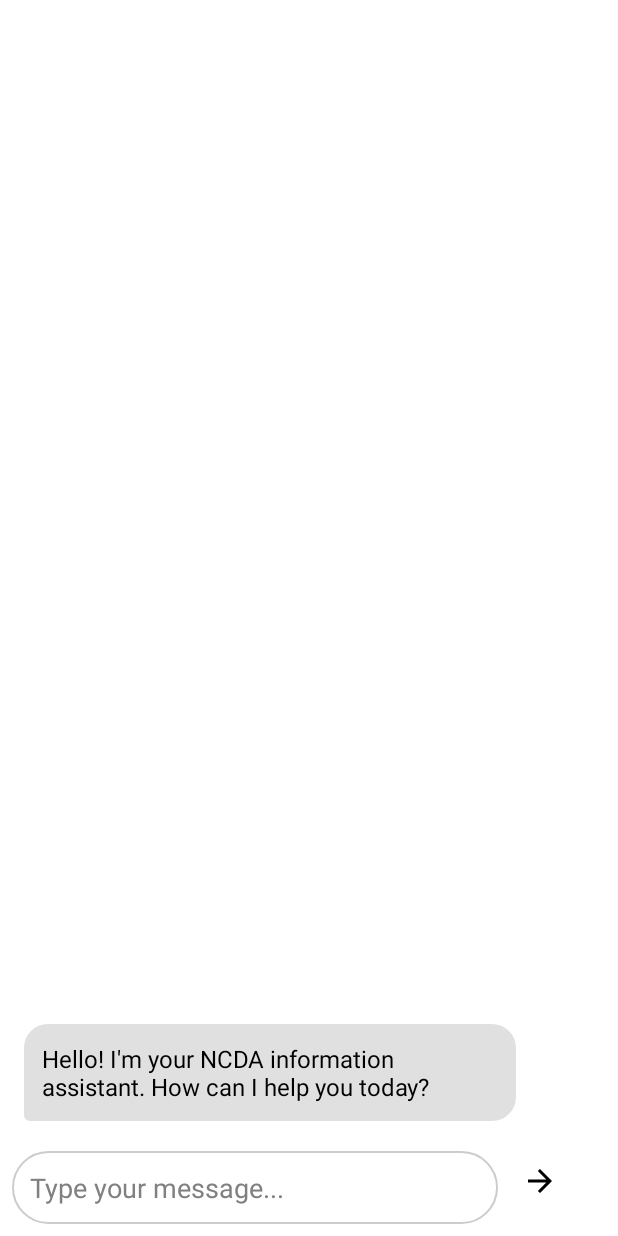
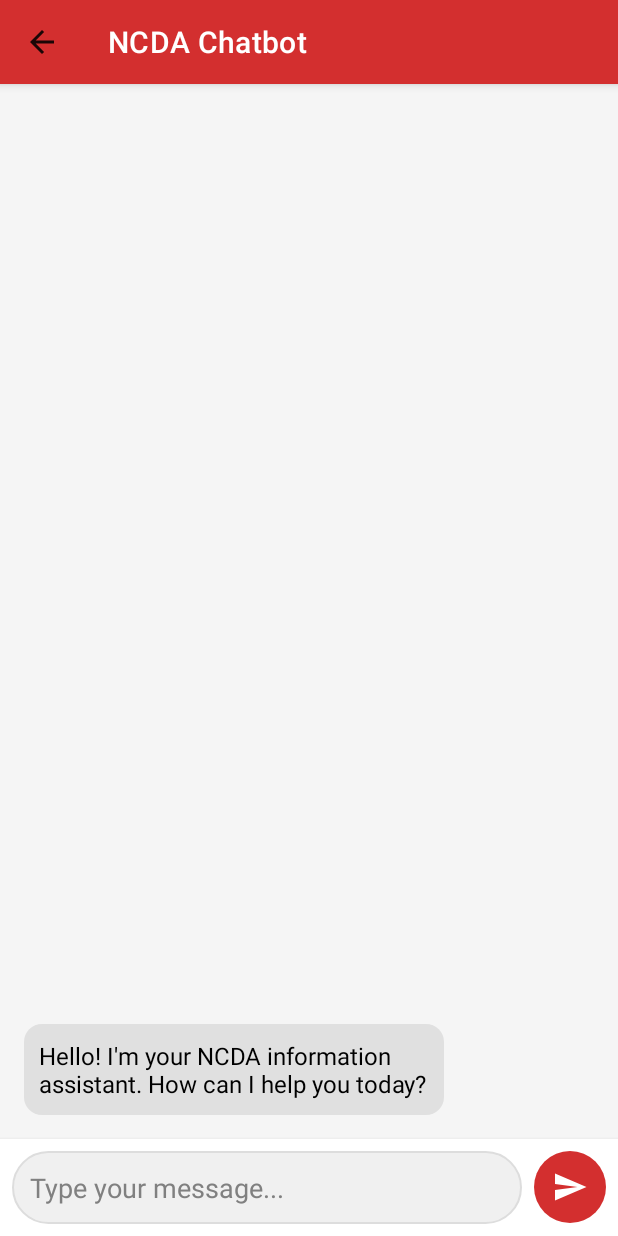
Before and after one commit to vincentpasion3415/NCDA, an Android app: the ChatbotActivity screen opened directly, with no data from a screen before it, on a phone screen of 412 x 824 dp. Run offline under Robolectric (Android 15) with nearby library versions, the phone set to English and light mode, and no system bars; our stand-ins replace Firebase (no records; nobody signed in at launch, a user with empty details on screens opened directly).

Commit message:
Fix: Resolved Firestore permission and data structure issues for chatbot FAQs

```diff
--- a/app/src/main/java/com/example/ncda/ChatbotActivity.java
+++ b/app/src/main/java/com/example/ncda/ChatbotActivity.java
@@ -1,23 +1,13 @@
-// ChatbotActivity.java
 package com.example.ncda; // IMPORTANT: Ensure this matches your actual package name
 
-import android.Manifest;
-import android.app.Activity;
-import android.content.Intent;
-import android.content.pm.PackageManager;
 import android.os.Bundle;
-import android.speech.RecognizerIntent;
 import android.util.Log; // Keep for logging
-import android.view.View;
 import android.widget.EditText;
 import android.widget.ImageButton;
 import android.widget.Toast;
 
-import androidx.annotation.NonNull;
-import androidx.annotation.Nullable;
 import androidx.appcompat.app.AppCompatActivity;
-import androidx.core.app.ActivityCompat;
-import androidx.core.content.ContextCompat;
+import androidx.appcompat.widget.Toolbar;
 import androidx.recyclerview.widget.LinearLayoutManager;
 import androidx.recyclerview.widget.RecyclerView;
 
@@ -40,38 +30,44 @@ public class ChatbotActivity extends AppCompatActivity {
     private List<ChatMessage> messageList;
     private EditText messageEditText;
     private ImageButton sendButton;
-    private ImageButton micButton;
+    // Removed: private ImageButton micButton; // No longer needed
 
     private NCDABot ncdaBot;
     private ExecutorService executorService;
 
-    private final int SPEECH_REQUEST_CODE = 100;
-    private final int RECORD_AUDIO_PERMISSION_CODE = 101;
+    // Removed: private final int SPEECH_REQUEST_CODE = 100; // No longer needed
+    // Removed: private final int RECORD_AUDIO_PERMISSION_CODE = 101; // No longer needed
 
     @Override
     protected void onCreate(Bundle savedInstanceState) {
         super.onCreate(savedInstanceState);
         setContentView(R.layout.activity_chatbot);
 
+        // Initialize Toolbar
+        Toolbar toolbar = findViewById(R.id.toolbar);
+        setSupportActionBar(toolbar);
+        if (getSupportActionBar() != null) {
+            getSupportActionBar().setDisplayHomeAsUpEnabled(true); // Enable back button
+            getSupportActionBar().setTitle("NCDA Chatbot");
+        }
+        toolbar.setNavigationOnClickListener(v -> onBackPressed()); // Handle back button click
 
         chatRecyclerView = findViewById(R.id.chatRecyclerView);
         messageEditText = findViewById(R.id.messageEditText);
         sendButton = findViewById(R.id.sendButton);
-        micButton = findViewById(R.id.micButton);
-
+        // Removed: micButton = findViewById(R.id.micButton); // No longer needed
 
         messageList = new ArrayList<>();
         chatAdapter = new ChatAdapter(messageList);
         LinearLayoutManager layoutManager = new LinearLayoutManager(this);
-        layoutManager.setStackFromEnd(true);
+        layoutManager.setStackFromEnd(true); // Keep messages at the bottom
         chatRecyclerView.setLayoutManager(layoutManager);
         chatRecyclerView.setAdapter(chatAdapter);
-
 
         ncdaBot = new NCDABot();
         executorService = Executors.newSingleThreadExecutor();
 
-
+        // Load FAQs in a background thread
         executorService.execute(new Runnable() {
             @Override
             public void run() {
@@ -101,7 +97,7 @@ public class ChatbotActivity extends AppCompatActivity {
             }
         });
 
-
+        // Set up send button click listener
         sendButton.setOnClickListener(v -> {
             String message = messageEditText.getText().toString().trim();
             if (!message.isEmpty()) {
@@ -110,10 +106,9 @@ public class ChatbotActivity extends AppCompatActivity {
             }
         });
 
-
-        micButton.setOnClickListener(v -> {
-            checkAudioPermissionAndStartSpeechRecognition();
-        });
+        // Removed: micButton.setOnClickListener(v -> { // No longer needed
+        // Removed:     checkAudioPermissionAndStartSpeechRecognition(); // No longer needed
+        // Removed: }); // No longer needed
     }
 
     /**
@@ -122,9 +117,7 @@ public class ChatbotActivity extends AppCompatActivity {
      * @param text The message content submitted by the user.
      */
     private void sendMessage(String text) {
-
         addUserMessage(text);
-
 
         executorService.execute(new Runnable() {
             @Override
@@ -151,66 +144,16 @@ public class ChatbotActivity extends AppCompatActivity {
         chatRecyclerView.scrollToPosition(messageList.size() - 1);
     }
 
-
-
-    private void checkAudioPermissionAndStartSpeechRecognition() {
-        if (ContextCompat.checkSelfPermission(this, Manifest.permission.RECORD_AUDIO)
-                != PackageManager.PERMISSION_GRANTED) {
-            ActivityCompat.requestPermissions(
-                    this,
-                    new String[]{Manifest.permission.RECORD_AUDIO},
-                    RECORD_AUDIO_PERMISSION_CODE
-            );
-        } else {
-            startSpeechToText();
-        }
-    }
-
-    @Override
-    public void onRequestPermissionsResult(int requestCode, @NonNull String[] permissions, @NonNull int[] grantResults) {
-        super.onRequestPermissionsResult(requestCode, permissions, grantResults);
-        if (requestCode == RECORD_AUDIO_PERMISSION_CODE) {
-            if (grantResults.length > 0 && grantResults[0] == PackageManager.PERMISSION_GRANTED) {
-                startSpeechToText();
-            } else {
-                Toast.makeText(this, "Audio recording permission denied.", Toast.LENGTH_SHORT).show();
-            }
-        }
-    }
-
-    private void startSpeechToText() {
-        Intent intent = new Intent(RecognizerIntent.ACTION_RECOGNIZE_SPEECH);
-        intent.putExtra(RecognizerIntent.EXTRA_LANGUAGE_MODEL, RecognizerIntent.LANGUAGE_MODEL_FREE_FORM);
-        intent.putExtra(RecognizerIntent.EXTRA_PROMPT, "Speak your NCDA question...");
-        intent.putExtra(RecognizerIntent.EXTRA_LANGUAGE, Locale.getDefault().getLanguage());
-
-        try {
-            startActivityForResult(intent, SPEECH_REQUEST_CODE);
-        } catch (Exception e) {
-            Toast.makeText(this, "Speech recognition not available on this device.", Toast.LENGTH_SHORT).show();
-            e.printStackTrace();
-        }
-    }
-
-    @Override
-    protected void onActivityResult(int requestCode, int resultCode, @Nullable Intent data) {
-        super.onActivityResult(requestCode, resultCode, data);
-        if (requestCode == SPEECH_REQUEST_CODE && resultCode == Activity.RESULT_OK) {
-            ArrayList<String> results = data != null ? data.getStringArrayListExtra(RecognizerIntent.EXTRA_RESULTS) : null;
-            String spokenText = (results != null && !results.isEmpty()) ? results.get(0) : null;
-
-            if (spokenText != null) {
-                messageEditText.setText(spokenText);
-
-                sendMessage(spokenText);
-            }
-        }
-    }
+    // Removed: All speech recognition and permission methods:
+    // Removed: private void checkAudioPermissionAndStartSpeechRecognition() { ... }
+    // Removed: @Override public void onRequestPermissionsResult(...) { ... }
+    // Removed: private void startSpeechToText() { ... }
+    // Removed: @Override protected void onActivityResult(...) { ... }
 
     @Override
     protected void onDestroy() {
         super.onDestroy();
-
+        // Ensure the executor service is shut down to prevent memory leaks
         if (executorService != null && !executorService.isShutdown()) {
             executorService.shutdown();
         }
--- a/app/src/main/java/com/example/ncda/adapter/ChatAdapter.java
+++ b/app/src/main/java/com/example/ncda/adapter/ChatAdapter.java
@@ -1,66 +1,89 @@
-
-package com.example.ncda.adapter;
+package com.example.ncda.adapter; // IMPORTANT: Ensure this matches your project's package structure
 
 import android.view.LayoutInflater;
 import android.view.View;
 import android.view.ViewGroup;
 import android.widget.TextView;
+
 import androidx.annotation.NonNull;
 import androidx.recyclerview.widget.RecyclerView;
-import com.example.ncda.R;
-import com.example.ncda.model.ChatMessage;
+
+import com.example.ncda.R; // R file links to your resources
+import com.example.ncda.model.ChatMessage; // IMPORTANT: Ensure this import path is correct
 
 import java.util.List;
 
-public class ChatAdapter extends RecyclerView.Adapter<ChatAdapter.MessageViewHolder> {
+public class ChatAdapter extends RecyclerView.Adapter<RecyclerView.ViewHolder> {
 
-    private List<ChatMessage> messages;
-    private final int VIEW_TYPE_USER = 1;
-    private final int VIEW_TYPE_BOT = 2;
+    private static final int VIEW_TYPE_USER = 1;
+    private static final int VIEW_TYPE_BOT = 2;
 
-    public ChatAdapter(List<ChatMessage> messages) {
-        this.messages = messages;
+    // Made chatMessages final as it's initialized once and modified via add/remove operations
+    private final List<ChatMessage> chatMessages;
+
+    public ChatAdapter(List<ChatMessage> chatMessages) {
+        this.chatMessages = chatMessages;
+    }
+
+    // Method to add a new message and update the RecyclerView
+    public void addMessage(ChatMessage message) {
+        chatMessages.add(message);
+        notifyItemInserted(chatMessages.size() - 1);
+        // Scrolling logic is typically handled in the Activity/Fragment
     }
 
     @Override
     public int getItemViewType(int position) {
-        return messages.get(position).isUser() ? VIEW_TYPE_USER : VIEW_TYPE_BOT;
+        ChatMessage message = chatMessages.get(position);
+        return message.isUser() ? VIEW_TYPE_USER : VIEW_TYPE_BOT;
     }
 
     @NonNull
     @Override
-    public MessageViewHolder onCreateViewHolder(@NonNull ViewGroup parent, int viewType) {
-        View view;
+    public RecyclerView.ViewHolder onCreateViewHolder(@NonNull ViewGroup parent, int viewType) {
         if (viewType == VIEW_TYPE_USER) {
-            view = LayoutInflater.from(parent.getContext()).inflate(R.layout.item_message_user, parent, false);
+            View view = LayoutInflater.from(parent.getContext()).inflate(R.layout.item_chat_user, parent, false);
+            return new UserMessageViewHolder(view);
         } else {
-            view = LayoutInflater.from(parent.getContext()).inflate(R.layout.item_message_bot, parent, false);
+            View view = LayoutInflater.from(parent.getContext()).inflate(R.layout.item_chat_bot, parent, false);
+            return new BotMessageViewHolder(view);
         }
-        return new MessageViewHolder(view);
     }
 
     @Override
-    public void onBindViewHolder(@NonNull MessageViewHolder holder, int position) {
-        ChatMessage message = messages.get(position);
-        holder.messageTextView.setText(message.getText());
+    public void onBindViewHolder(@NonNull RecyclerView.ViewHolder holder, int position) {
+        ChatMessage message = chatMessages.get(position);
+        if (holder.getItemViewType() == VIEW_TYPE_USER) {
+            // Corrected: Use message.getText() instead of message.getMessage()
+            ((UserMessageViewHolder) holder).userMessageTextView.setText(message.getText());
+        } else {
+            // Corrected: Use message.getText() instead of message.getMessage()
+            ((BotMessageViewHolder) holder).botMessageTextView.setText(message.getText());
+        }
     }
 
     @Override
     public int getItemCount() {
-        return messages.size();
+        return chatMessages.size();
     }
 
-    public void addMessage(ChatMessage message) {
-        messages.add(message);
-        notifyItemInserted(messages.size() - 1);
+    // ViewHolder for user messages
+    static class UserMessageViewHolder extends RecyclerView.ViewHolder {
+        TextView userMessageTextView;
+
+        UserMessageViewHolder(@NonNull View itemView) {
+            super(itemView);
+            userMessageTextView = itemView.findViewById(R.id.userMessageTextView);
+        }
     }
 
-    static class MessageViewHolder extends RecyclerView.ViewHolder {
-        TextView messageTextView;
+    // ViewHolder for bot messages
+    static class BotMessageViewHolder extends RecyclerView.ViewHolder {
+        TextView botMessageTextView;
 
-        MessageViewHolder(@NonNull View itemView) {
+        BotMessageViewHolder(@NonNull View itemView) {
             super(itemView);
-            messageTextView = itemView.findViewById(R.id.messageTextView);
+            botMessageTextView = itemView.findViewById(R.id.botMessageTextView);
         }
     }
 }
--- a/app/src/main/java/com/example/ncda/chatbot/NCDABot.java
+++ b/app/src/main/java/com/example/ncda/chatbot/NCDABot.java
@@ -1,9 +1,10 @@
-
 package com.example.ncda.chatbot;
 
 import com.google.firebase.firestore.FirebaseFirestore;
 import com.google.firebase.firestore.QueryDocumentSnapshot;
 import com.example.ncda.model.NCDAFaq;
+
+import android.util.Log; // Import Log for debugging
 
 import java.util.ArrayList;
 import java.util.List;
@@ -11,9 +12,11 @@ import java.util.Locale;
 
 public class NCDABot {
 
+    private static final String TAG = "NCDABot"; // Tag for Logcat messages
+
     private FirebaseFirestore db;
     private List<NCDAFaq> faqs;
-    private final String FAQS_COLLECTION = "ncd_faqs";
+    private final String FAQS_COLLECTION = "ncda_knowledge_base";
 
 
     public interface OnFAQsLoadedListener {
@@ -28,6 +31,7 @@ public class NCDABot {
 
 
     public void loadFAQs(final OnFAQsLoadedListener listener) {
+        Log.d(TAG, "Attempting to load FAQs from collection: " + FAQS_COLLECTION); // Debug log
         db.collection(FAQS_COLLECTION)
                 .get()
                 .addOnCompleteListener(task -> {
@@ -36,13 +40,14 @@ public class NCDABot {
                         for (QueryDocumentSnapshot document : task.getResult()) {
                             NCDAFaq faq = document.toObject(NCDAFaq.class);
                             faqs.add(faq);
+                            Log.d(TAG, "Loaded FAQ: Question='" + faq.getQuestion() + "', Answer='" + faq.getAnswer() + "', Keywords=" + faq.getKeywords()); // Debug log for each loaded FAQ
                         }
-                        System.out.println("NCDABot: FAQs loaded successfully: " + faqs.size() + " entries");
+                        Log.i(TAG, "FAQs loaded successfully: " + faqs.size() + " entries"); // Changed to Log.i for info
                         if (listener != null) {
                             listener.onFAQsLoaded();
                         }
                     } else {
-                        System.err.println("NCDABot: Error loading FAQs: " + task.getException());
+                        Log.e(TAG, "Error loading FAQs: " + task.getException().getMessage(), task.getException()); // Changed to Log.e for error
                         if (listener != null) {
                             listener.onFAQsLoadFailed(task.getException());
                         }
@@ -52,24 +57,32 @@ public class NCDABot {
 
     public String getAnswer(String userQuery) {
         String lowerCaseQuery = userQuery.toLowerCase(Locale.ROOT);
+        Log.d(TAG, "User query received: '" + userQuery + "', Lowercase query: '" + lowerCaseQuery + "'"); // Debug log
 
         if (faqs.isEmpty()) {
+            Log.w(TAG, "FAQs list is empty when getAnswer is called."); // Warning log
             return "My knowledge base is not loaded yet. Please try again in a moment or check your internet connection.";
         }
 
-
         for (NCDAFaq faq : faqs) {
+            // Log the FAQ being checked and its keywords
+            Log.d(TAG, "Checking FAQ: Question='" + faq.getQuestion() + "'");
             if (faq.getKeywords() != null) {
                 for (String keyword : faq.getKeywords()) {
+                    String lowerCaseKeyword = keyword.toLowerCase(Locale.ROOT);
+                    Log.d(TAG, "  Checking keyword: '" + keyword + "' (lowercase: '" + lowerCaseKeyword + "') against query: '" + lowerCaseQuery + "'"); // Debug log
 
-                    if (lowerCaseQuery.contains(keyword.toLowerCase(Locale.ROOT))) {
+                    if (lowerCaseQuery.contains(lowerCaseKeyword)) {
+                        Log.i(TAG, "  Match found! Keyword: '" + keyword + "' in query: '" + userQuery + "'"); // Info log
                         return faq.getAnswer();
                     }
                 }
+            } else {
+                Log.w(TAG, "  FAQ has null keywords list: Question='" + faq.getQuestion() + "'"); // Warning log if keywords are null
             }
         }
 
-
+        Log.i(TAG, "No direct answer found for query: '" + userQuery + "'"); // Info log
         return "Sorry, I couldn't find a direct answer to your question about '" + userQuery + "'. Please rephrase your question, try different keywords, or contact NCDA directly for further assistance.";
     }
 }
--- /dev/null
+++ b/app/src/main/res/drawable/bg_edittext_rounded.xml
@@ -0,0 +1,7 @@
+<?xml version="1.0" encoding="utf-8"?>
+<shape xmlns:android="http://schemas.android.com/apk/res/android"
+    android:shape="rectangle">
+    <corners android:radius="24dp"/>
+    <solid android:color="#F0F0F0"/>
+    <stroke android:width="1dp" android:color="#DDDDDD"/>
+</shape>
--- /dev/null
+++ b/app/src/main/res/drawable/bg_message_bot.xml
@@ -0,0 +1,6 @@
+<?xml version="1.0" encoding="utf-8"?>
+<shape xmlns:android="http://schemas.android.com/apk/res/android"
+    android:shape="rectangle">
+    <corners android:radius="12dp" />
+    <solid android:color="#E0E0E0" /> <!-- Light gray color for bot messages -->
+</shape>
--- /dev/null
+++ b/app/src/main/res/drawable/bg_message_user.xml
@@ -0,0 +1,6 @@
+<?xml version="1.0" encoding="utf-8"?>
+<shape xmlns:android="http://schemas.android.com/apk/res/android"
+    android:shape="rectangle">
+    <corners android:radius="12dp" />
+    <solid android:color="#4CAF50" /> <!-- Green color for user messages -->
+</shape>
--- /dev/null
+++ b/app/src/main/res/drawable/bg_send_button_rounded.xml
@@ -0,0 +1,5 @@
+<?xml version="1.0" encoding="utf-8"?>
+<shape xmlns:android="http://schemas.android.com/apk/res/android"
+    android:shape="oval">
+    <solid android:color="?attr/colorPrimary"/>
+</shape>
--- a/app/src/main/res/drawable/ic_send.xml
+++ b/app/src/main/res/drawable/ic_send.xml
@@ -1,5 +1,10 @@
-<vector xmlns:android="http://schemas.android.com/apk/res/android" android:autoMirrored="true" android:height="24dp" android:tint="#000000" android:viewportHeight="960" android:viewportWidth="960" android:width="24dp">
-
-    <path android:fillColor="@android:color/white" android:pathData="M647,520L160,520L160,440L647,440L423,216L480,160L800,480L480,800L423,744L647,520Z"/>
-
+<?xml version="1.0" encoding="utf-8"?>
+<vector xmlns:android="http://schemas.android.com/apk/res/android"
+    android:width="24dp"
+    android:height="24dp"
+    android:viewportWidth="24"
+    android:viewportHeight="24">
+    <path
+        android:fillColor="#FFFFFF"
+        android:pathData="M2.01,21L23,12 2.01,3 2,10l15,2 -15,2z"/>
 </vector>
--- a/app/src/main/res/layout/activity_chatbot.xml
+++ b/app/src/main/res/layout/activity_chatbot.xml
@@ -1,36 +1,42 @@
 <?xml version="1.0" encoding="utf-8"?>
-<androidx.constraintlayout.widget.ConstraintLayout
-    xmlns:android="http://schemas.android.com/apk/res/android"
+<RelativeLayout xmlns:android="http://schemas.android.com/apk/res/android"
     xmlns:app="http://schemas.android.com/apk/res-auto"
     xmlns:tools="http://schemas.android.com/tools"
     android:layout_width="match_parent"
     android:layout_height="match_parent"
+    android:background="#F5F5F5"
     tools:context=".ChatbotActivity">
 
+    <androidx.appcompat.widget.Toolbar
+        android:id="@+id/toolbar"
+        android:layout_width="match_parent"
+        android:layout_height="?attr/actionBarSize"
+        android:background="?attr/colorPrimary"
+        android:elevation="4dp"
+        android:theme="?attr/actionBarTheme"
+        app:title="NCDA Chatbot"
+        app:titleTextColor="@android:color/white" />
 
     <androidx.recyclerview.widget.RecyclerView
-    android:id="@+id/chatRecyclerView"
-    android:layout_width="0dp"
-    android:layout_height="0dp"
-    app:layout_constraintTop_toTopOf="parent"
-    app:layout_constraintStart_toStartOf="parent"
-    app:layout_constraintEnd_toEndOf="parent"
-    app:layout_constraintBottom_toTopOf="@+id/inputLayout"
-    app:layout_constraintVertical_weight="1"
-    android:padding="8dp"
-    android:clipToPadding="false"
-    tools:listitem="@layout/item_message_bot" />
+        android:id="@+id/chatRecyclerView"
+        android:layout_width="match_parent"
+        android:layout_height="match_parent"
+        android:layout_below="@id/toolbar"
+        android:layout_above="@+id/messageInputLayout"
+        android:padding="8dp"
+        android:clipToPadding="false"
+        android:scrollbars="vertical"
+        tools:listitem="@layout/item_chat_user" />
 
     <LinearLayout
-        android:id="@+id/inputLayout"
-        android:layout_width="0dp"
+        android:id="@+id/messageInputLayout"
+        android:layout_width="match_parent"
         android:layout_height="wrap_content"
+        android:layout_alignParentBottom="true"
         android:orientation="horizontal"
         android:padding="8dp"
-        android:background="?attr/colorSurface"
-        app:layout_constraintBottom_toBottomOf="parent"
-        app:layout_constraintStart_toStartOf="parent"
-        app:layout_constraintEnd_toEndOf="parent">
+        android:background="@android:color/white"
+        android:elevation="4dp">
 
         <EditText
             android:id="@+id/messageEditText"
@@ -38,31 +44,23 @@
             android:layout_height="wrap_content"
             android:layout_weight="1"
             android:hint="Type your message..."
-            android:inputType="textCapSentences"
+            android:padding="12dp"
+            android:background="@drawable/bg_edittext_rounded"
             android:maxLines="5"
-            android:background="@drawable/rounded_edittext_background"
-            android:padding="12dp"
-            android:layout_marginEnd="8dp"/>
+            android:inputType="textMultiLine"
+            android:imeOptions="actionSend" />
 
+        <!-- Send Button - Now the only button in the input layout -->
         <ImageButton
             android:id="@+id/sendButton"
-            android:layout_width="wrap_content"
-            android:layout_height="wrap_content"
+            android:layout_width="48dp"
+            android:layout_height="48dp"
+            android:layout_marginStart="8dp"
+            android:background="@drawable/bg_send_button_rounded"
             android:src="@drawable/ic_send"
-            android:background="?attr/selectableItemBackgroundBorderless"
-            android:padding="8dp"
-            android:contentDescription="Send message" />
-
-        <ImageButton
-            android:id="@+id/micButton"
-            android:layout_width="wrap_content"
-            android:layout_height="wrap_content"
-            android:layout_marginStart="8dp"
-
-            android:background="?attr/selectableItemBackgroundBorderless"
-            android:padding="8dp"
-            android:contentDescription="Voice input" />
+            android:contentDescription="Send Message"
+            app:tint="@color/background_color"
+            android:scaleType="centerInside" />
 
     </LinearLayout>
-
-</androidx.constraintlayout.widget.ConstraintLayout>
+</RelativeLayout>
--- /dev/null
+++ b/app/src/main/res/layout/item_chat_bot.xml
@@ -0,0 +1,20 @@
+<?xml version="1.0" encoding="utf-8"?>
+<LinearLayout xmlns:android="http://schemas.android.com/apk/res/android"
+    xmlns:tools="http://schemas.android.com/tools"
+    android:layout_width="match_parent"
+    android:layout_height="wrap_content"
+    android:orientation="vertical"
+    android:gravity="start"
+    android:padding="8dp">
+
+    <TextView
+        android:id="@+id/botMessageTextView"
+        android:layout_width="wrap_content"
+        android:layout_height="wrap_content"
+        android:background="@drawable/bg_message_bot"
+        android:padding="10dp"
+        android:textColor="@android:color/black"
+        android:textSize="16sp"
+        android:maxWidth="280dp"
+        tools:text="Welcome! I can help you with NCDA mandates, laws, and rights." />
+</LinearLayout>
```
Also changed, not shown: app/src/main/java/com/example/ncda/adapter/NewsAdapter.java (+5 -4 lines), app/src/main/java/com/example/ncda/model/ChatMessage.java (+18 -3 lines), app/src/main/java/com/example/ncda/repository/NewsRepository.java (+9 -13 lines), app/src/main/res/layout/item_chat_user.xml (added, +20 -0 lines), app/src/main/res/layout/item_news_article.xml (+13 -14 lines), 1 other file.
